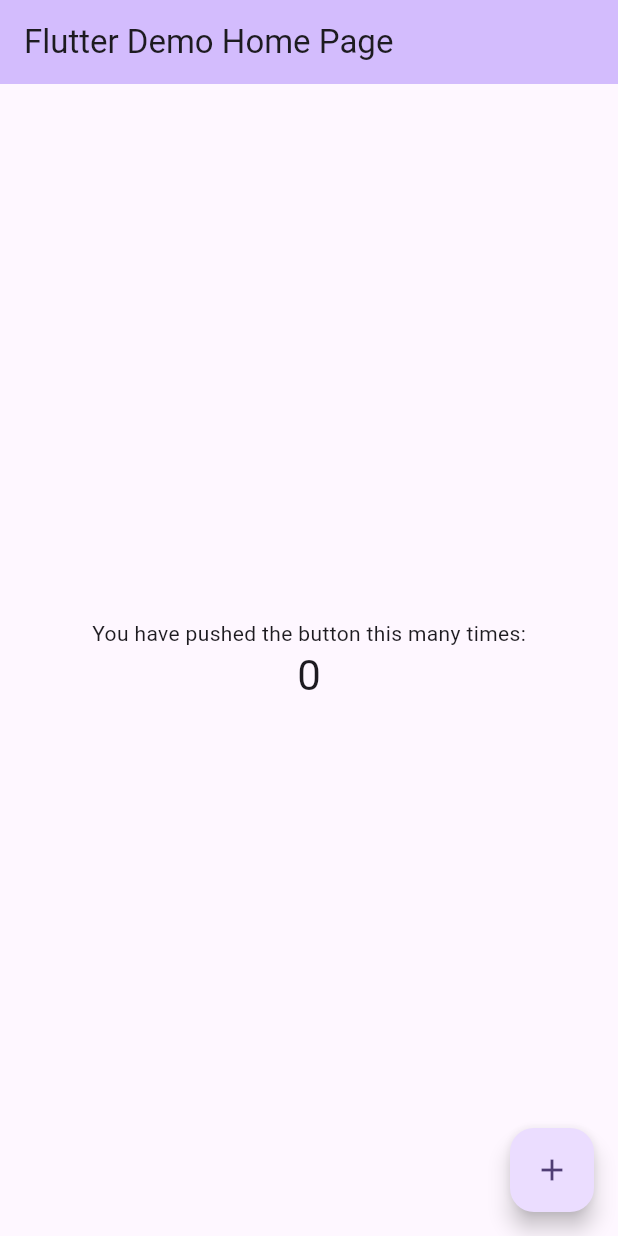
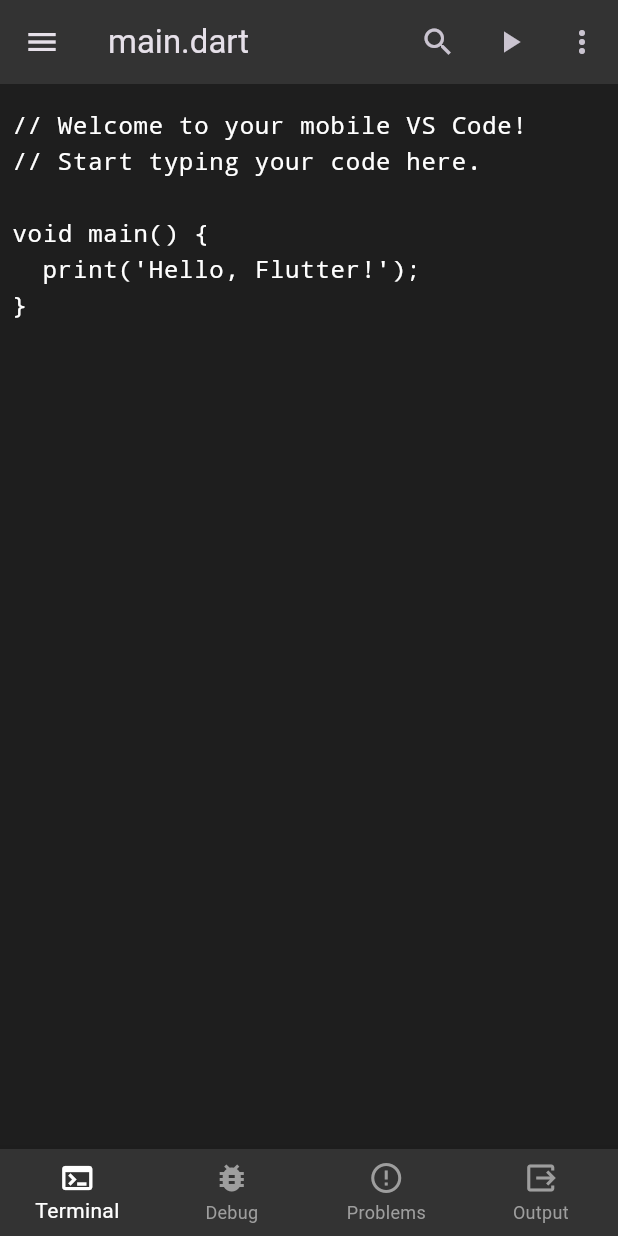
Before and after one commit to could-ai/0199e4dd-f0d5-7a39-9011-813e77dcdbce, a Flutter app: the screen it shows after launch, on a phone screen of 412 x 824 dp. Run offline on Flutter 3.47's test engine with Material 3 defaults, Android fonts, the phone set to English and light mode, and no system bars.

Commit message:
لقد قمت بتحويل تطبيق Flutter الافتراضي إلى واجهة تشبه Visual Studio Code مصممة للجوال. يتضمن هذا التغيير نسقًا داكنًا مخصصًا، وهيكل واجهة مستخدم جديد مع شريط تطبيقات، ودرج جانبي يعمل كمستكشف للملفات، ومنطقة رئيسية لتحرير النصوص، وشريط تنقل سفلي لمحاكاة لوحة VS Code. تمت إزالة الشيفرة البرمجية للعداد الافتراضي بالكامل واستبدالها بهذه الواجهة الجديدة لتوفير تجربة أولية تشبه بيئة التطوير المتكاملة على الهاتف المحمول.

```diff
--- a/usr/lib/main.dart
+++ b/usr/lib/main.dart
@@ -7,114 +7,176 @@ void main() {
 class MyApp extends StatelessWidget {
   const MyApp({super.key});
 
-  // This widget is the root of your application.
   @override
   Widget build(BuildContext context) {
     return MaterialApp(
-      title: 'Flutter Demo',
+      title: 'Flutter VS Code',
       debugShowCheckedModeBanner: false,
       theme: ThemeData(
-        // This is the theme of your application.
-        //
-        // TRY THIS: Try running your application with "flutter run". You'll see
-        // the application has a purple toolbar. Then, without quitting the app,
-        // try changing the seedColor in the colorScheme below to Colors.green
-        // and then invoke "hot reload" (save your changes or press the "hot
-        // reload" button in a Flutter-supported IDE, or press "r" if you used
-        // the command line to start the app).
-        //
-        // Notice that the counter didn't reset back to zero; the application
-        // state is not lost during the reload. To reset the state, use hot
-        // restart instead.
-        //
-        // This works for code too, not just values: Most code changes can be
-        // tested with just a hot reload.
-        colorScheme: ColorScheme.fromSeed(seedColor: Colors.deepPurple),
+        brightness: Brightness.dark,
+        primaryColor: const Color(0xFF007ACC),
+        hintColor: const Color(0xFF007ACC),
+        scaffoldBackgroundColor: const Color(0xFF1E1E1E),
+        appBarTheme: const AppBarTheme(
+          backgroundColor: Color(0xFF333333),
+          elevation: 0,
+        ),
+        bottomNavigationBarTheme: const BottomNavigationBarThemeData(
+          backgroundColor: Color(0xFF333333),
+          selectedItemColor: Colors.white,
+          unselectedItemColor: Colors.grey,
+        ),
+        drawerTheme: const DrawerThemeData(
+          backgroundColor: Color(0xFF252526),
+        ),
       ),
-      home: const MyHomePage(title: 'Flutter Demo Home Page'),
+      home: const VSCodeHomePage(),
     );
   }
 }
 
-class MyHomePage extends StatefulWidget {
-  const MyHomePage({super.key, required this.title});
-
-  // This widget is the home page of your application. It is stateful, meaning
-  // that it has a State object (defined below) that contains fields that affect
-  // how it looks.
-
-  // This class is the configuration for the state. It holds the values (in this
-  // case the title) provided by the parent (in this case the App widget) and
-  // used by the build method of the State. Fields in a Widget subclass are
-  // always marked "final".
-
-  final String title;
+class VSCodeHomePage extends StatefulWidget {
+  const VSCodeHomePage({super.key});
 
   @override
-  State<MyHomePage> createState() => _MyHomePageState();
+  State<VSCodeHomePage> createState() => _VSCodeHomePageState();
 }
 
-class _MyHomePageState extends State<MyHomePage> {
-  int _counter = 0;
+class _VSCodeHomePageState extends State<VSCodeHomePage> {
+  int _bottomNavIndex = 0;
+  final TextEditingController _codeController = TextEditingController();
 
-  void _incrementCounter() {
-    setState(() {
-      // This call to setState tells the Flutter framework that something has
-      // changed in this State, which causes it to rerun the build method below
-      // so that the display can reflect the updated values. If we changed
-      // _counter without calling setState(), then the build method would not be
-      // called again, and so nothing would appear to happen.
-      _counter++;
-    });
+  @override
+  void initState() {
+    super.initState();
+    _codeController.text = '''
+// Welcome to your mobile VS Code!
+// Start typing your code here.
+
+void main() {
+  print('Hello, Flutter!');
+}
+''';
   }
 
   @override
   Widget build(BuildContext context) {
-    // This method is rerun every time setState is called, for instance as done
-    // by the _incrementCounter method above.
-    //
-    // The Flutter framework has been optimized to make rerunning build methods
-    // fast, so that you can just rebuild anything that needs updating rather
-    // than having to individually change instances of widgets.
     return Scaffold(
       appBar: AppBar(
-        // TRY THIS: Try changing the color here to a specific color (to
-        // Colors.amber, perhaps?) and trigger a hot reload to see the AppBar
-        // change color while the other colors stay the same.
-        backgroundColor: Theme.of(context).colorScheme.inversePrimary,
-        // Here we take the value from the MyHomePage object that was created by
-        // the App.build method, and use it to set our appbar title.
-        title: Text(widget.title),
+        title: const Text('main.dart'),
+        actions: [
+          IconButton(
+            icon: const Icon(Icons.search),
+            onPressed: () {},
+          ),
+          IconButton(
+            icon: const Icon(Icons.play_arrow),
+            onPressed: () {},
+          ),
+          IconButton(
+            icon: const Icon(Icons.more_vert),
+            onPressed: () {},
+          ),
+        ],
       ),
-      body: Center(
-        // Center is a layout widget. It takes a single child and positions it
-        // in the middle of the parent.
-        child: Column(
-          // Column is also a layout widget. It takes a list of children and
-          // arranges them vertically. By default, it sizes itself to fit its
-          // children horizontally, and tries to be as tall as its parent.
-          //
-          // Column has various properties to control how it sizes itself and
-          // how it positions its children. Here we use mainAxisAlignment to
-          // center the children vertically; the main axis here is the vertical
-          // axis because Columns are vertical (the cross axis would be
-          // horizontal).
-          //
-          // TRY THIS: Invoke "debug painting" (choose the "Toggle Debug Paint"
-          // action in the IDE, or press "p" in the console), to see the
-          // wireframe for each widget.
-          mainAxisAlignment: MainAxisAlignment.center,
-          children: <Widget>[
-            const Text('You have pushed the button this many times:'),
-            Text('$_counter', style: Theme.of(context).textTheme.headlineMedium),
+      drawer: Drawer(
+        child: ListView(
+          padding: EdgeInsets.zero,
+          children: [
+            const DrawerHeader(
+              decoration: BoxDecoration(
+                color: Color(0xFF007ACC),
+              ),
+              child: Text(
+                'EXPLORER',
+                style: TextStyle(
+                  color: Colors.white,
+                  fontSize: 24,
+                ),
+              ),
+            ),
+            ListTile(
+              leading: const Icon(Icons.folder_open, color: Colors.white),
+              title: const Text('my_flutter_app', style: TextStyle(color: Colors.white)),
+              onTap: () {},
+            ),
+            Padding(
+              padding: const EdgeInsets.only(left: 20.0),
+              child: Column(
+                children: [
+                   ListTile(
+                    leading: const Icon(Icons.folder, color: Colors.grey),
+                    title: const Text('lib', style: TextStyle(color: Colors.grey)),
+                    onTap: () {},
+                  ),
+                  Padding(
+                    padding: const EdgeInsets.only(left: 20.0),
+                    child: ListTile(
+                      leading: const Icon(Icons.description, color: Colors.blueAccent),
+                      title: const Text('main.dart', style: TextStyle(color: Colors.white)),
+                      onTap: () {
+                        Navigator.pop(context);
+                      },
+                    ),
+                  ),
+                  ListTile(
+                    leading: const Icon(Icons.description, color: Colors.yellowAccent),
+                    title: const Text('pubspec.yaml', style: TextStyle(color: Colors.white)),
+                    onTap: () {},
+                  ),
+                ],
+              ),
+            ),
           ],
         ),
       ),
-      floatingActionButton: FloatingActionButton(
-        onPressed: _incrementCounter,
-        tooltip: 'Increment',
-        child: const Icon(Icons.add),
-      ), // This trailing comma makes auto-formatting nicer for build methods.
+      body: Padding(
+        padding: const EdgeInsets.all(8.0),
+        child: TextField(
+          controller: _codeController,
+          maxLines: null, // Allows for multiline input
+          expands: true, // Expands to fill the available space
+          keyboardType: TextInputType.multiline,
+          style: const TextStyle(fontFamily: 'monospace', color: Colors.white, fontSize: 16),
+          decoration: const InputDecoration(
+            border: InputBorder.none,
+            hintText: 'Start coding...',
+          ),
+        ),
+      ),
+      bottomNavigationBar: BottomNavigationBar(
+        currentIndex: _bottomNavIndex,
+        onTap: (index) {
+          setState(() {
+            _bottomNavIndex = index;
+          });
+        },
+        type: BottomNavigationBarType.fixed,
+        items: const [
+          BottomNavigationBarItem(
+            icon: Icon(Icons.terminal),
+            label: 'Terminal',
+          ),
+          BottomNavigationBarItem(
+            icon: Icon(Icons.bug_report),
+            label: 'Debug',
+          ),
+          BottomNavigationBarItem(
+            icon: Icon(Icons.error_outline),
+            label: 'Problems',
+          ),
+          BottomNavigationBarItem(
+            icon: Icon(Icons.output),
+            label: 'Output',
+          ),
+        ],
+      ),
     );
   }
+
+  @override
+  void dispose() {
+    _codeController.dispose();
+    super.dispose();
+  }
 }
```
